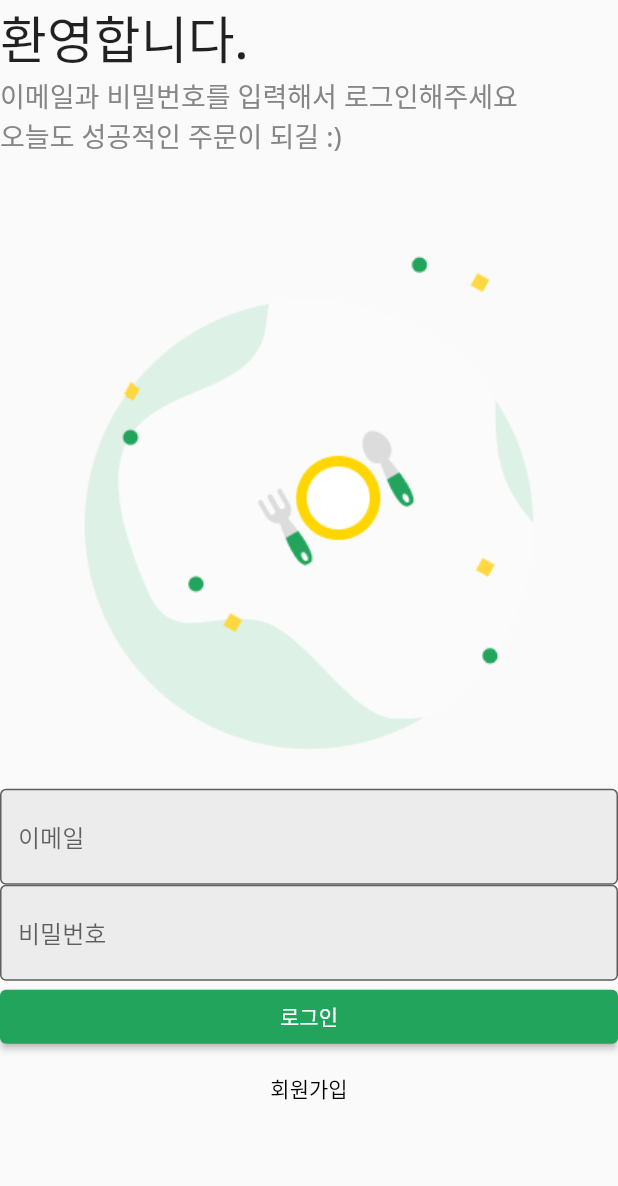
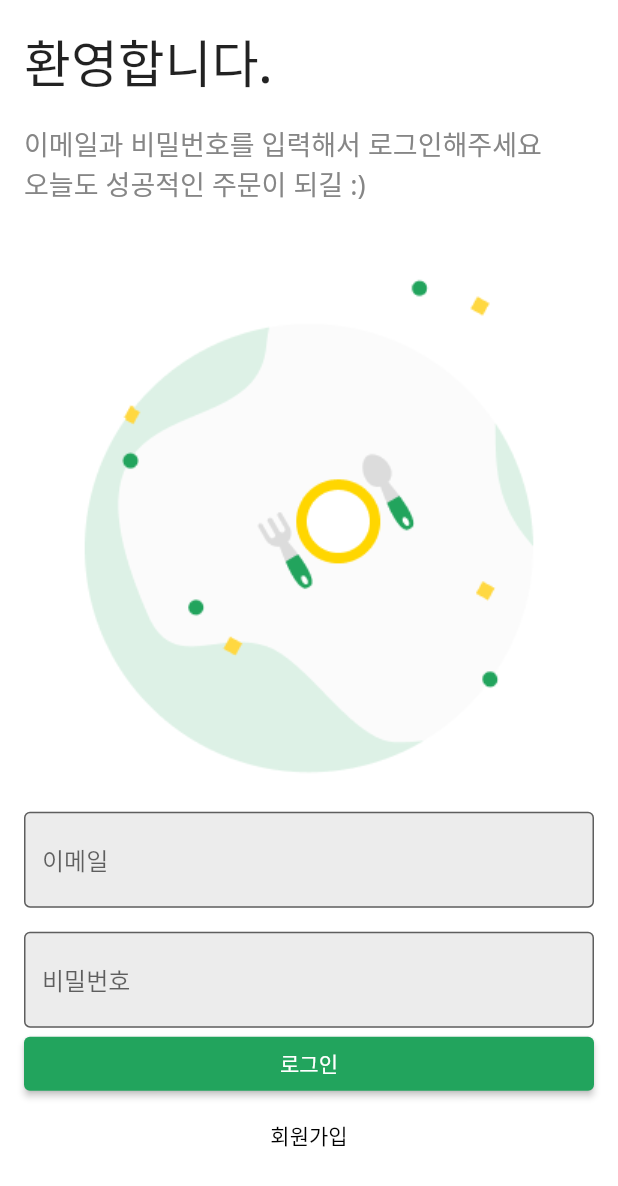
Before and after one commit to AsanHO/flutter_deep_dive, a Flutter app: the screen it shows after launch, on a phone screen of 412 x 824 dp. Shown: the top 1186 px of the screen. Run offline on Flutter 3.47's test engine with Material 2 defaults, Android fonts, the phone set to English and light mode, and no system bars.

Commit message:
로그인 ui
**새로배운내용 스크롤 시 키보드 제거

```diff
--- a/lib/common/layout/default_layout.dart
+++ b/lib/common/layout/default_layout.dart
@@ -2,6 +2,7 @@ import 'package:flutter/material.dart';
 
 class DefaultLayout extends StatelessWidget {
   final Widget child;
+
   const DefaultLayout({
     super.key,
     required this.child,
@@ -9,9 +10,18 @@ class DefaultLayout extends StatelessWidget {
 
   @override
   Widget build(BuildContext context) {
-    return  Scaffold(
+    return Scaffold(
       backgroundColor: Colors.white,
-      body: child,
+      body: SingleChildScrollView(
+        keyboardDismissBehavior: ScrollViewKeyboardDismissBehavior.onDrag,
+        child: SafeArea(
+          bottom: false,
+          child: Padding(
+            padding: const EdgeInsets.all(16),
+            child: child,
+          ),
+        ),
+      ),
     );
   }
 }
--- a/lib/user/view/login_screen.dart
+++ b/lib/user/view/login_screen.dart
@@ -1,6 +1,7 @@
 import 'package:flutter/material.dart';
 import 'package:flutter_deep_dive/common/components/custom_text_form_field.dart';
 import 'package:flutter_deep_dive/common/const/colors.dart';
+import 'package:flutter_deep_dive/common/layout/default_layout.dart';
 
 class LoginScreen extends StatefulWidget {
   const LoginScreen({super.key});
@@ -12,8 +13,7 @@ class LoginScreen extends StatefulWidget {
 class _LoginScreenState extends State<LoginScreen> {
   @override
   Widget build(BuildContext context) {
-    return SafeArea(
-      child: Center(
+    return DefaultLayout(
       child: Column(
         crossAxisAlignment: CrossAxisAlignment.stretch,
         children: [
@@ -21,18 +21,21 @@ class _LoginScreenState extends State<LoginScreen> {
             "환영합니다.",
             style: TextStyle(fontSize: 34, fontWeight: FontWeight.w500),
           ),
+          SizedBox(height: 16,),
           Text(
             "이메일과 비밀번호를 입력해서 로그인해주세요\n오늘도 성공적인 주문이 되길 :)",
             style: TextStyle(fontSize: 18, color: BODY_TEXT_COLOR),
           ),
           Image.asset(
             'asset/img/misc/logo.png',
-              width: MediaQuery.of(context).size.width * 0.8,
+            width: MediaQuery.of(context).size.width * 0.4,
           ),
+          SizedBox(height: 16,),
           CustomTextFormField(
             hintText: "이메일",
             onChanged: (String value) {},
           ),
+          SizedBox(height: 16,),
           CustomTextFormField(
             hintText: "비밀번호",
             obscureText: true,
@@ -54,7 +57,6 @@ class _LoginScreenState extends State<LoginScreen> {
           )
         ],
       ),
-      ),
     );
   }
 }
```
Lines whose indentation alone changed are shown as unchanged.
